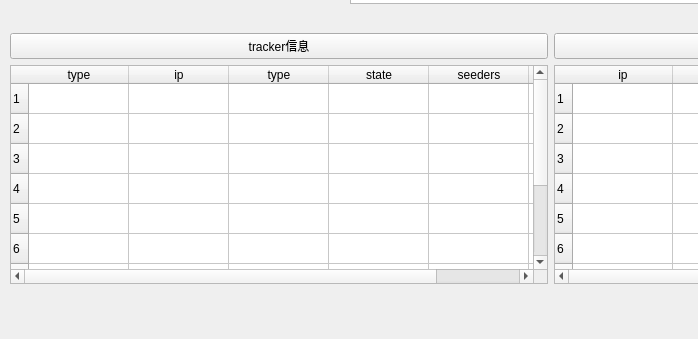
First picture: the form in gui/mainwindow.ui, repository RaymondHX/contentSecurityLab, before the edit; both pictures show x 0 to 698 and y 467 to 806 of the 1099 by 806 pixel window.
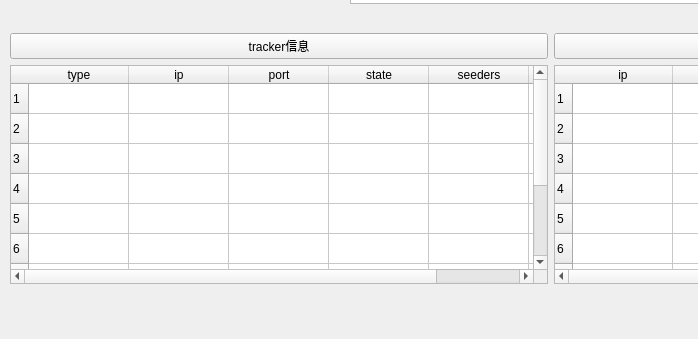
Second picture: the form after the edit.

The edit to the form file:
```diff
--- a/gui/mainwindow.ui
+++ b/gui/mainwindow.ui
@@ -58,7 +58,7 @@
        </column>
        <column>
         <property name="text">
-         <string>type</string>
+         <string>port</string>
         </property>
        </column>
        <column>
```
Left out of the diff: 2 changed lines with no effect on the pictures.
